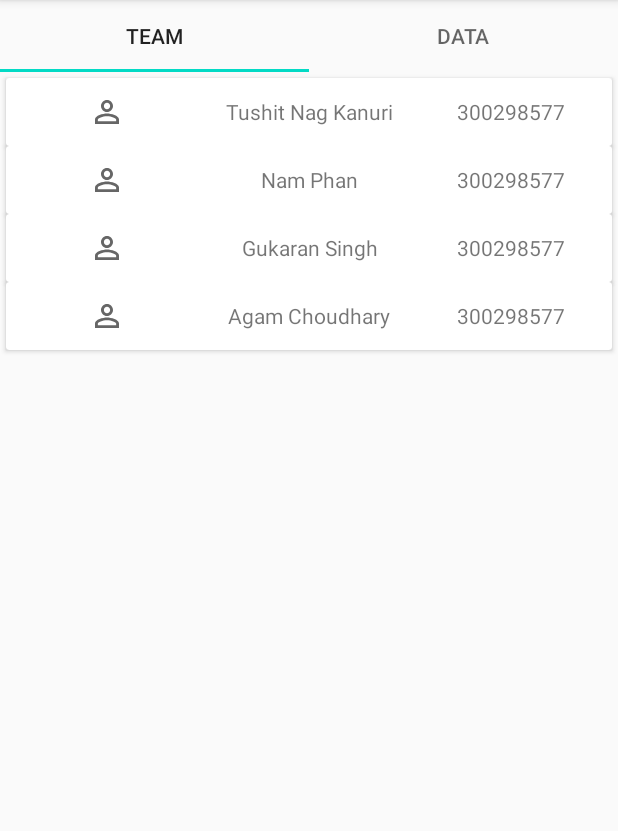
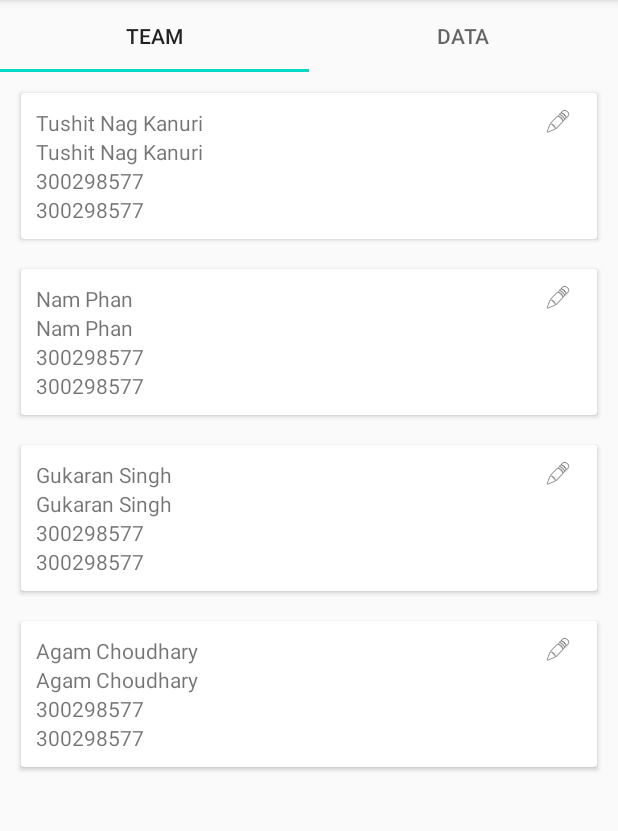
Before and after one commit to GurkaranSingh95/CSIS4280, an Android app: the screen it shows after launch (MainActivity), on a phone screen of 412 x 824 dp, the part 84-915 px from its top. Run offline under Robolectric (Android 15) with nearby library versions, the phone set to English and light mode, and no system bars.

Commit message:
basic UI

```diff
--- /dev/null
+++ b/Lab6/app/src/main/java/com/example/lab6/Data.kt
@@ -0,0 +1,10 @@
+package com.example.lab6
+
+import org.json.JSONArray
+
+data class Data (
+    val firstName: String,
+    val lastName: String,
+    val pet: String,
+    val possible: String
+)
--- /dev/null
+++ b/Lab6/app/src/main/java/com/example/lab6/DataAdapter.kt
@@ -0,0 +1,55 @@
+package com.example.lab6
+
+import android.view.LayoutInflater
+import android.view.View
+import android.view.ViewGroup
+import android.widget.ImageView
+import android.widget.TextView
+import androidx.recyclerview.widget.RecyclerView
+import kotlinx.android.synthetic.main.view1_layout.view.*
+import kotlinx.android.synthetic.main.view2_layout.view.*
+import org.json.JSONArray
+
+class DataAdapter(private val teamList: List<Data>) : RecyclerView.Adapter<DataAdapter.DataViewHolder>() {
+
+    override fun onCreateViewHolder(parent: ViewGroup, viewType: Int): DataViewHolder {
+
+//        val itemView = LayoutInflater.from(parent.context).inflate(R.layout.view1_layout,parent,false)
+        val itemView = LayoutInflater.from(parent.context).inflate(R.layout.view2_layout,parent,false)
+
+
+
+
+        return DataViewHolder(itemView)
+
+    }
+
+    override fun getItemCount(): Int {
+
+        return teamList.size
+    }
+
+
+
+    override fun onBindViewHolder(holder: DataViewHolder, position: Int) {
+        val currentItem = teamList[position]
+
+        holder.first?.setText(currentItem.firstName)
+        holder.last?.setText(currentItem.lastName)
+        holder.pet?.setText(currentItem.pet)
+        holder.possible?.setText(currentItem.possible)
+    }
+
+
+
+
+    class DataViewHolder(itemView: View) : RecyclerView.ViewHolder(itemView){
+
+        val first: TextView? = itemView.fName
+        val last: TextView? = itemView.lName
+        val pet: TextView? = itemView.petName
+        val possible: TextView? = itemView.possible
+
+
+    }
+}
--- a/Lab6/app/src/main/java/com/example/lab6/MainActivity.kt
+++ b/Lab6/app/src/main/java/com/example/lab6/MainActivity.kt
@@ -3,6 +3,7 @@ package com.example.lab6
 import androidx.appcompat.app.AppCompatActivity
 import android.os.Bundle
 import androidx.recyclerview.widget.LinearLayoutManager
+import com.google.android.material.tabs.TabLayout
 import kotlinx.android.synthetic.main.activity_main.*
 import java.util.*
 import kotlin.collections.ArrayList
@@ -14,26 +15,52 @@ class MainActivity : AppCompatActivity() {
 
         val teamList = ArrayList<Team>()
 
+        val dataList = ArrayList<Data>()
+
+
     override fun onCreate(savedInstanceState: Bundle?) {
         super.onCreate(savedInstanceState)
         setContentView(R.layout.activity_main)
 
         AddData()
 
-        recyclerView.adapter = TeamAdapter(teamList)
+//         val tuneTabs: TabLayout = findViewById(R.id.tabLayout);
+
+        println("Datalist$dataList")
+
+
+        recyclerView.adapter = DataAdapter(dataList)
         recyclerView.layoutManager = LinearLayoutManager(this)
         recyclerView.setHasFixedSize(true)
+
+/*        recyclerView.adapter = TeamAdapter(teamList)
+        recyclerView.layoutManager = LinearLayoutManager(this)
+        recyclerView.setHasFixedSize(true)*/
     }
 
 
     fun AddData()
     {
+
+        for (i in studentNames.indices)
+        {
+            val item = Data(studentNames[i],studentNames[i],studentID[i],studentID[i])
+
+            println("ITEM : " + item.firstName + item.lastName + item.pet + item.possible)
+            dataList.add(item)
+
+
+
+        }
+        /*
         for(i in studentNames.indices) //we use .indices when we want to use index
         {
             val item = Team(R.drawable.profile,studentNames[i],studentID[i])
 
             teamList.add(item)
-        }
+        }*/
+
+
     }
 
 
--- /dev/null
+++ b/Lab6/app/src/main/res/layout/view2_layout.xml
@@ -0,0 +1,59 @@
+<?xml version="1.0" encoding="utf-8"?>
+<LinearLayout xmlns:android="http://schemas.android.com/apk/res/android"
+    xmlns:app="http://schemas.android.com/apk/res-auto"
+    android:layout_width="match_parent"
+    android:layout_height="wrap_content"
+    android:orientation="vertical">
+
+    <androidx.cardview.widget.CardView
+        android:layout_width="match_parent"
+        android:layout_height="wrap_content"
+        android:layout_margin="10dp">
+
+        <LinearLayout
+            android:layout_width="match_parent"
+            android:layout_height="match_parent"
+            android:orientation="vertical"
+            android:padding="10dp">
+
+            <LinearLayout
+                android:layout_width="match_parent"
+                android:layout_height="match_parent"
+                android:orientation="horizontal">
+
+                <TextView
+                    android:id="@+id/fName"
+                    android:layout_width="wrap_content"
+                    android:layout_height="wrap_content"
+                    android:layout_weight="1"
+                    android:text="TextView" />
+
+                <ImageView
+                    android:id="@+id/imageView"
+                    android:layout_width="wrap_content"
+                    android:layout_height="18dp"
+                    android:layout_gravity="end"
+                    app:srcCompat="@android:drawable/ic_menu_edit" />
+            </LinearLayout>
+
+            <TextView
+                android:id="@+id/lName"
+                android:layout_width="wrap_content"
+                android:layout_height="wrap_content"
+                android:text="TextView" />
+
+            <TextView
+                android:id="@+id/petName"
+                android:layout_width="wrap_content"
+                android:layout_height="wrap_content"
+                android:text="TextView" />
+
+            <TextView
+                android:id="@+id/possible"
+                android:layout_width="wrap_content"
+                android:layout_height="wrap_content"
+                android:text="TextView" />
+        </LinearLayout>
+
+    </androidx.cardview.widget.CardView>
+</LinearLayout>
```
